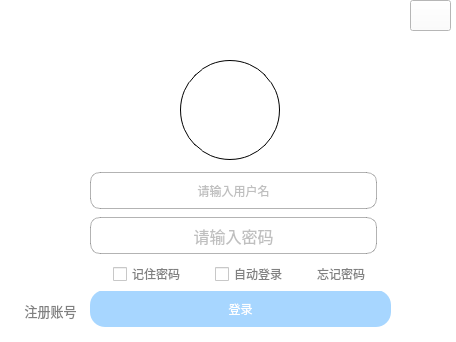
Old version of the form user/user/login.ui in the repository 3432276416/QingYuChat.
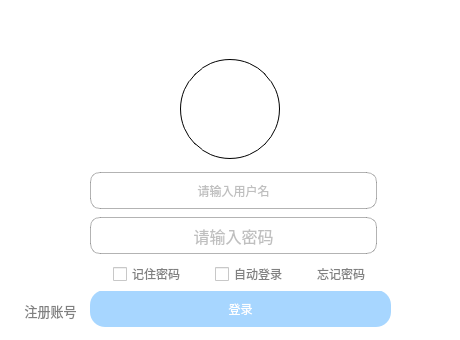
New version of the form.

Patch:
```diff
--- a/user/user/login.ui
+++ b/user/user/login.ui
@@ -6,8 +6,8 @@
    <rect>
     <x>0</x>
     <y>0</y>
-    <width>456</width>
-    <height>342</height>
+    <width>460</width>
+    <height>340</height>
    </rect>
   </property>
   <property name="windowTitle">
@@ -281,7 +281,7 @@
    <property name="geometry">
     <rect>
      <x>180</x>
-     <y>60</y>
+     <y>59</y>
      <width>100</width>
      <height>100</height>
     </rect>
@@ -297,10 +297,10 @@
   <widget class="QLabel" name="bg_movie">
    <property name="geometry">
     <rect>
-     <x>-10</x>
-     <y>10</y>
-     <width>451</width>
-     <height>81</height>
+     <x>0</x>
+     <y>0</y>
+     <width>460</width>
+     <height>161</height>
     </rect>
    </property>
    <property name="styleSheet">
@@ -313,19 +313,6 @@
     <number>0</number>
    </property>
   </widget>
-  <widget class="QPushButton" name="quit_btn">
-   <property name="geometry">
-    <rect>
-     <x>410</x>
-     <y>0</y>
-     <width>41</width>
-     <height>31</height>
-    </rect>
-   </property>
-   <property name="text">
-    <string/>
-   </property>
-  </widget>
  </widget>
  <tabstops>
   <tabstop>login_btn</tabstop>
```
